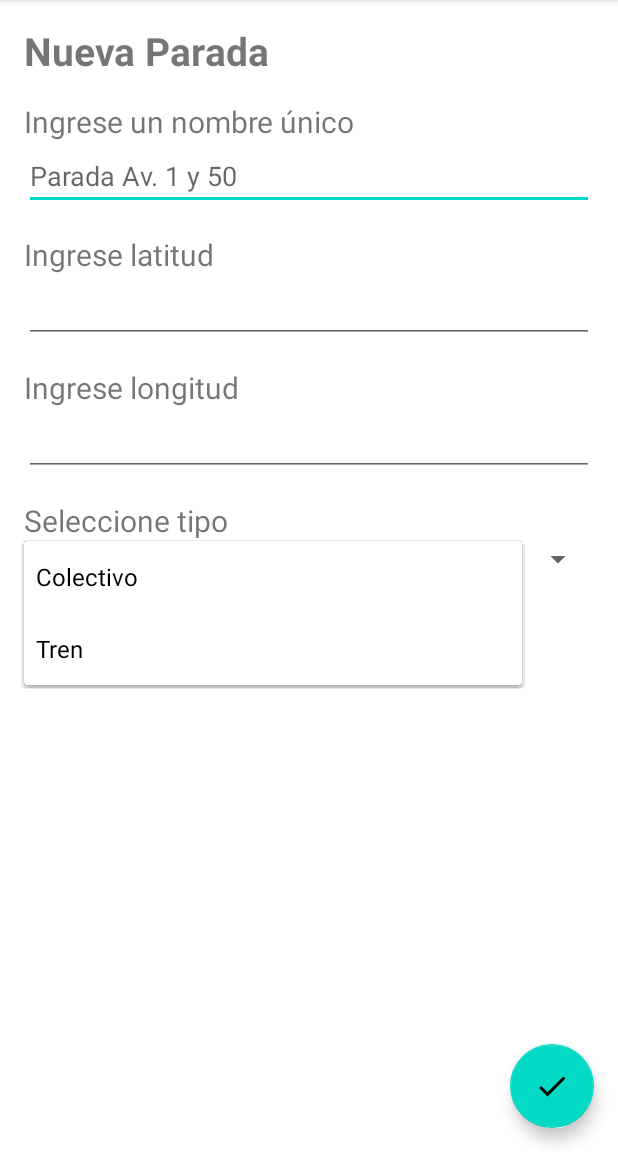
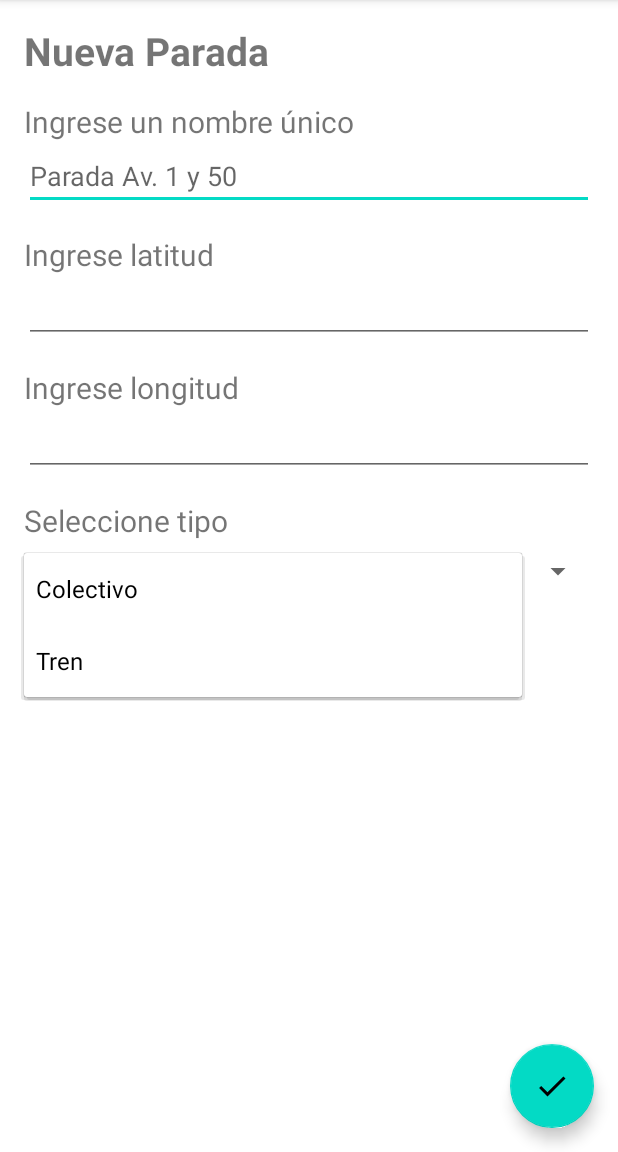
Before and after one commit to sergiocld99/android-colectilog, an Android app: the StopCreator screen opened directly, with no data from a screen before it, after a tap on "Colectivo", on a phone screen of 412 x 824 dp, the part 84-1236 px from its top. Run offline under Robolectric (Android 15) with nearby library versions, the phone set to English and light mode, and no system bars.

Commit message:
Algunas mejoras visuales en creador de paradas

```diff
--- a/app/src/main/res/layout/content_stop_creator.xml
+++ b/app/src/main/res/layout/content_stop_creator.xml
@@ -75,7 +75,8 @@
             android:id="@+id/selector_type"
             android:layout_width="match_parent"
             android:layout_height="wrap_content"
-            tools:listitem="@android:layout/simple_expandable_list_item_1"/>
+            android:layout_marginTop="8dp"
+            tools:listitem="@android:layout/simple_spinner_dropdown_item"/>
 
     </LinearLayout>
 
```
